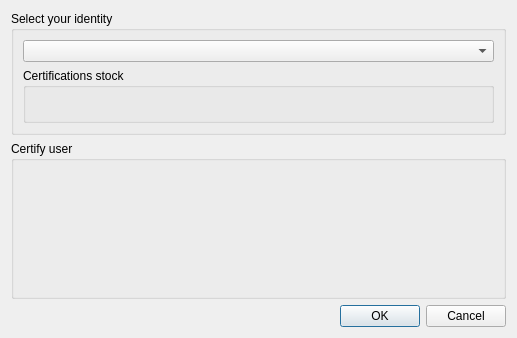
The window that src/sakia/gui/dialogs/certification/certification.ui (duniter/sakia) describes before a commit, drawn with Qt 5.
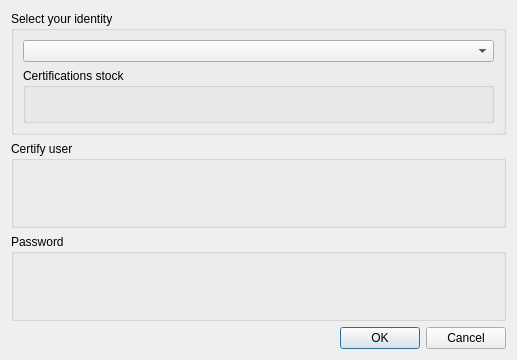
The same window after the commit.

Patch:
```diff
--- a/src/sakia/gui/dialogs/certification/certification.ui
+++ b/src/sakia/gui/dialogs/certification/certification.ui
@@ -7,7 +7,7 @@
     <x>0</x>
     <y>0</y>
     <width>517</width>
-    <height>338</height>
+    <height>360</height>
    </rect>
   </property>
   <property name="windowTitle">
@@ -56,6 +56,18 @@
      <layout class="QVBoxLayout" name="verticalLayout_3"/>
     </widget>
    </item>
+   <item>
+    <widget class="QGroupBox" name="group_box_password">
+     <property name="title">
+      <string>Password</string>
+     </property>
+     <layout class="QVBoxLayout" name="verticalLayout_6">
+      <item>
+       <layout class="QVBoxLayout" name="layout_password_input"/>
+      </item>
+     </layout>
+    </widget>
+   </item>
    <item>
     <widget class="QDialogButtonBox" name="button_box">
      <property name="enabled">
```
Left out of the diff: 2 changed lines with no effect on the pictures.
